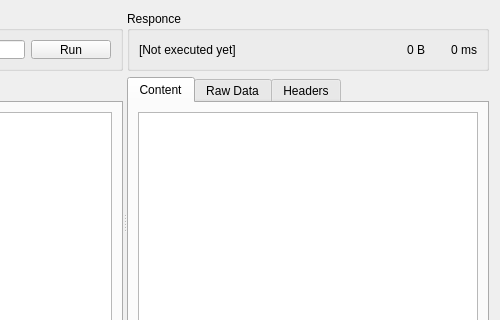
The window that src/CRequestGUI.ui (ArsMasiuk/bootsmann) describes before a commit, drawn with Qt 5; both pictures show x 298 to 798 and y 0 to 320 of the 798 by 444 pixel window.
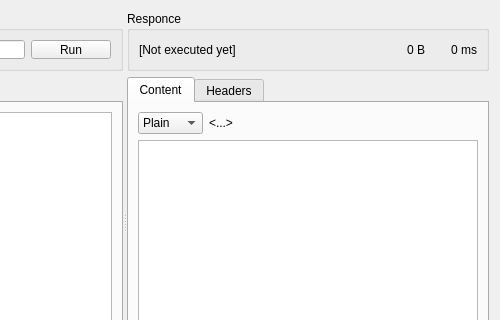
The same window after the commit. Custom widgets are drawn as their Qt base class.

Diff of the .ui file:
```diff
--- a/src/CRequestGUI.ui
+++ b/src/CRequestGUI.ui
@@ -402,9 +402,60 @@
           </attribute>
           <layout class="QVBoxLayout" name="verticalLayout_4">
            <item>
-            <widget class="QStackedWidget" name="ReplyStack">
-             <widget class="QWidget" name="TextPage">
               <layout class="QVBoxLayout" name="verticalLayout_10">
+             <item>
+              <layout class="QHBoxLayout" name="horizontalLayout_6">
+               <item>
+                <widget class="QComboBox" name="ReplyDataType">
+                 <item>
+                  <property name="text">
+                   <string>Plain</string>
+                  </property>
+                 </item>
+                 <item>
+                  <property name="text">
+                   <string>HTML</string>
+                  </property>
+                 </item>
+                 <item>
+                  <property name="text">
+                   <string>JSON</string>
+                  </property>
+                 </item>
+                 <item>
+                  <property name="text">
+                   <string>Image</string>
+                  </property>
+                 </item>
+                 <item>
+                  <property name="text">
+                   <string>Binary</string>
+                  </property>
+                 </item>
+                </widget>
+               </item>
+               <item>
+                <widget class="QLabel" name="ReplyDataInfo">
+                 <property name="sizePolicy">
+                  <sizepolicy hsizetype="Expanding" vsizetype="Preferred">
+                   <horstretch>0</horstretch>
+                   <verstretch>0</verstretch>
+                  </sizepolicy>
+                 </property>
+                 <property name="text">
+                  <string>&lt;...&gt;</string>
+                 </property>
+                </widget>
+               </item>
+              </layout>
+             </item>
+             <item>
+              <widget class="QStackedWidget" name="ReplyStack">
+               <property name="currentIndex">
+                <number>2</number>
+               </property>
+               <widget class="QWidget" name="BrowserPage">
+                <layout class="QVBoxLayout" name="verticalLayout_11">
                <property name="leftMargin">
                 <number>0</number>
                </property>
@@ -452,17 +503,22 @@
                </item>
               </layout>
              </widget>
-            </widget>
-           </item>
-          </layout>
-         </widget>
-         <widget class="QWidget" name="RawResponceTab">
-          <attribute name="title">
-           <string>Raw Data</string>
-          </attribute>
-          <layout class="QVBoxLayout" name="verticalLayout_9">
+               <widget class="QWidget" name="TextPage">
+                <layout class="QVBoxLayout" name="verticalLayout_13">
+                 <property name="leftMargin">
+                  <number>0</number>
+                 </property>
+                 <property name="topMargin">
+                  <number>0</number>
+                 </property>
+                 <property name="rightMargin">
+                  <number>0</number>
+                 </property>
+                 <property name="bottomMargin">
+                  <number>0</number>
+                 </property>
            <item>
-            <widget class="QPlainTextEdit" name="ResponseBody">
+                  <widget class="QPlainTextEdit" name="ResponseText">
              <property name="toolTip">
               <string>Data received (raw)</string>
              </property>
@@ -470,6 +526,12 @@
               <bool>true</bool>
              </property>
             </widget>
+                 </item>
+                </layout>
+               </widget>
+              </widget>
+             </item>
+            </layout>
            </item>
           </layout>
          </widget>
```
Left out of the diff: 2 changed lines with no effect on the pictures. Lines whose indentation alone changed are shown as unchanged.
